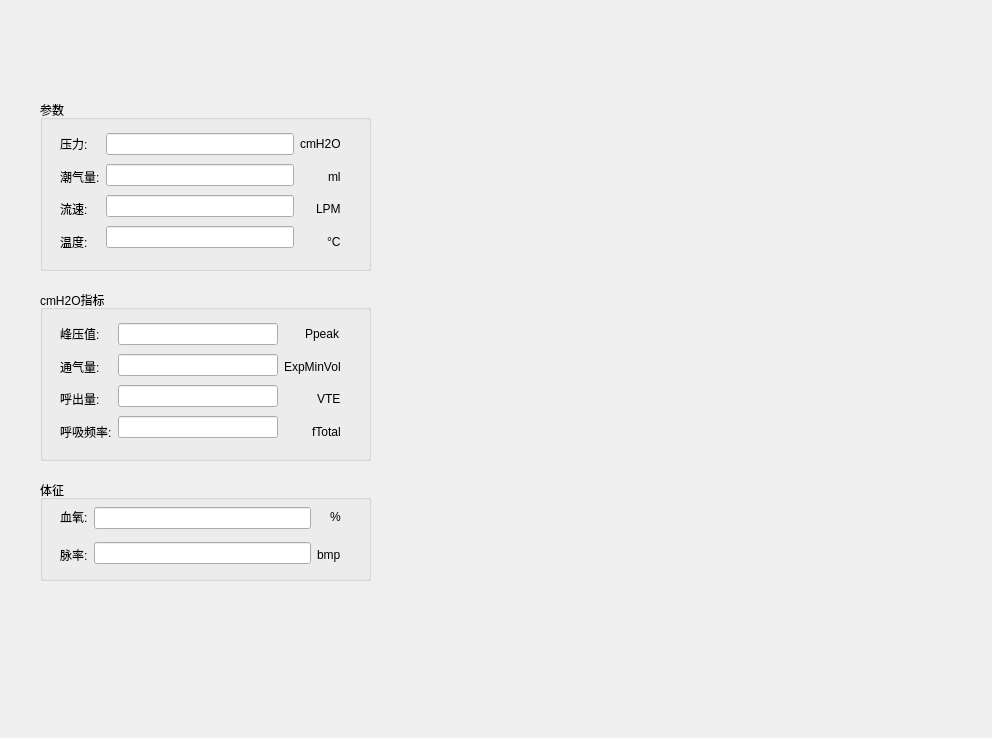
Qt form widget.ui (sgyt123123/CPAP3) before a commit.
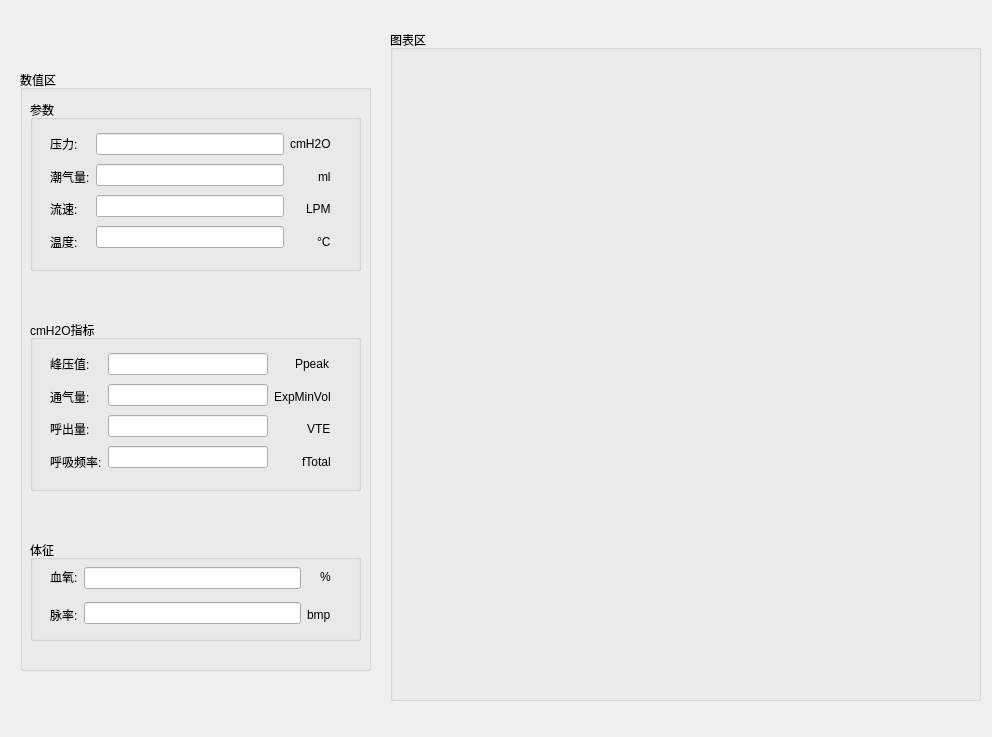
The same form after that commit. Custom widgets are drawn as their Qt base class.

Diff of the .ui file:
```diff
--- a/widget.ui
+++ b/widget.ui
@@ -7,17 +7,42 @@
     <x>0</x>
     <y>0</y>
     <width>992</width>
-    <height>738</height>
+    <height>737</height>
    </rect>
   </property>
   <property name="windowTitle">
    <string>Widget</string>
   </property>
+  <widget class="QGroupBox" name="chart_area">
+   <property name="geometry">
+    <rect>
+     <x>390</x>
+     <y>30</y>
+     <width>591</width>
+     <height>671</height>
+    </rect>
+   </property>
+   <property name="title">
+    <string>图表区</string>
+   </property>
+  </widget>
+  <widget class="QGroupBox" name="groupBox_5">
+   <property name="geometry">
+    <rect>
+     <x>20</x>
+     <y>70</y>
+     <width>351</width>
+     <height>601</height>
+    </rect>
+   </property>
+   <property name="title">
+    <string>数值区</string>
+   </property>
   <widget class="QGroupBox" name="groupBox">
    <property name="geometry">
     <rect>
-     <x>40</x>
-     <y>100</y>
+      <x>10</x>
+      <y>30</y>
      <width>331</width>
      <height>171</height>
     </rect>
@@ -121,8 +146,8 @@
   <widget class="QGroupBox" name="groupBox_2">
    <property name="geometry">
     <rect>
-     <x>40</x>
-     <y>290</y>
+      <x>10</x>
+      <y>250</y>
      <width>331</width>
      <height>171</height>
     </rect>
@@ -226,8 +251,8 @@
   <widget class="QGroupBox" name="groupBox_3">
    <property name="geometry">
     <rect>
-     <x>40</x>
-     <y>480</y>
+      <x>10</x>
+      <y>470</y>
      <width>331</width>
      <height>101</height>
     </rect>
@@ -294,45 +319,8 @@
     </layout>
    </widget>
   </widget>
-  <widget class="ChartView" name="widget" native="true">
-   <property name="geometry">
-    <rect>
-     <x>419</x>
-     <y>69</y>
-     <width>551</width>
-     <height>201</height>
-    </rect>
-   </property>
   </widget>
-  <widget class="ChartView" name="widget_2" native="true">
-   <property name="geometry">
-    <rect>
-     <x>420</x>
-     <y>280</y>
-     <width>551</width>
-     <height>201</height>
-    </rect>
-   </property>
-  </widget>
-  <widget class="ChartView" name="widget_3" native="true">
-   <property name="geometry">
-    <rect>
-     <x>420</x>
-     <y>490</y>
-     <width>551</width>
-     <height>201</height>
-    </rect>
-   </property>
-  </widget>
- </widget>
- <customwidgets>
-  <customwidget>
-   <class>ChartView</class>
-   <extends>QWidget</extends>
-   <header>chartview.h</header>
-   <container>1</container>
-  </customwidget>
- </customwidgets>
+ </widget>
  <resources/>
  <connections/>
 </ui>
```
Lines whose indentation alone changed are shown as unchanged.
